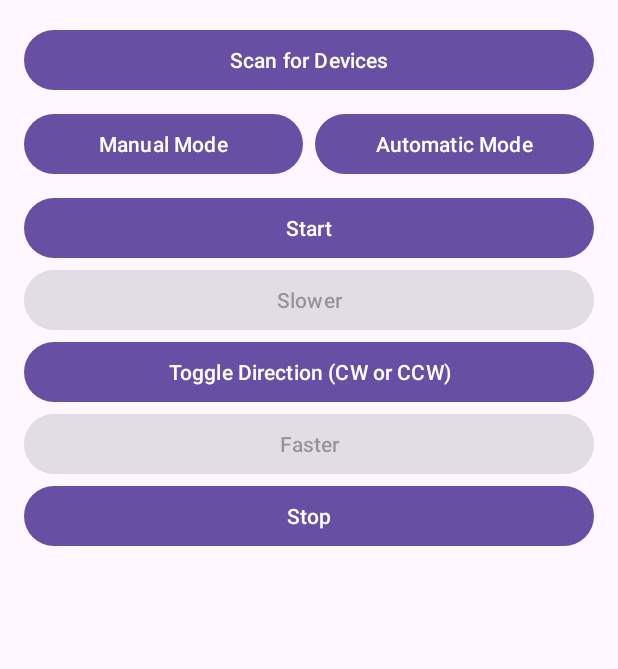
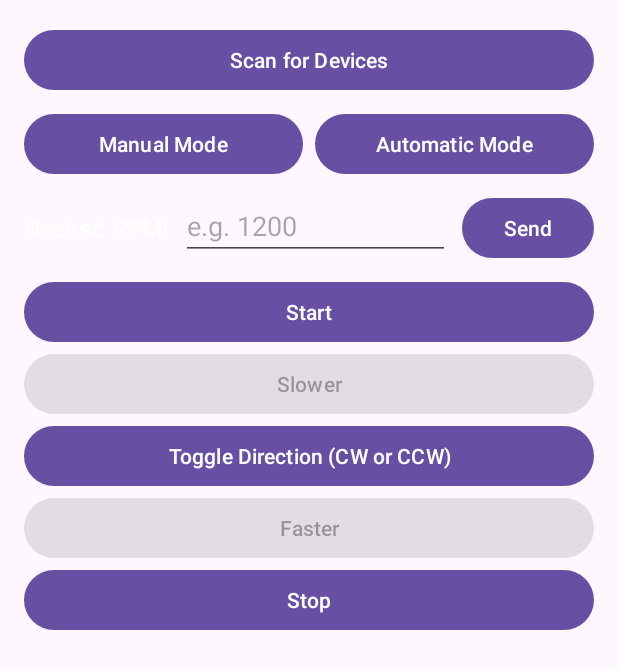
Before and after one commit to nm67037/Nevan_Aubrey_4235_AI_Project, an Android app: the screen it shows after launch (MainActivity), after a tap on "Automatic Mode", on a phone screen of 412 x 824 dp. Shown: the top 669 px of the screen. Run offline under Robolectric (Android 15) with nearby library versions, the phone set to English and light mode, and no system bars.

Commit message:
input desired rpm should work on app now based on emulator - nevan

```diff
--- a/bluetooth (3)/MyApplication/app/src/main/java/com/example/myapplication/MainActivity.kt
+++ b/bluetooth (3)/MyApplication/app/src/main/java/com/example/myapplication/MainActivity.kt
@@ -16,8 +16,11 @@ import android.os.Bundle
 import android.os.Handler
 import android.os.Looper
 import android.os.Message
+import android.view.View // ⭐️ ADDED IMPORT
 import android.widget.ArrayAdapter
 import android.widget.Button
+import android.widget.EditText // ⭐️ ADDED IMPORT
+import android.widget.LinearLayout // ⭐️ ADDED IMPORT
 import android.widget.ListView
 import android.widget.TextView
 import android.widget.Toast
@@ -34,7 +37,6 @@ import java.io.InputStreamReader
 import java.io.OutputStream
 import java.util.UUID
 
-// --- NEW ---
 // Define a message type for our Handler
 private const val MESSAGE_READ: Int = 0
 
@@ -55,15 +57,12 @@ class MainActivity : AppCompatActivity() {
     private var readDataThread: Thread? = null
     private var isClockwise = true
 
-    // --- Add a state variable to track if the motor should be running ---
+    // --- State Variables ---
     private var isMotorStopped = true // Default to "stopped"
-
-    // --- NEW: Add a state variable for mode ---
     private var isAutoMode = false // Default to Manual Mode
 
     // --- UI Elements ---
     private lateinit var rpmTextView: TextView
-    // --- NEW: Make buttons class-level variables to enable/disable them ---
     private lateinit var startButton: Button
     private lateinit var slowerButton: Button
     private lateinit var fasterButton: Button
@@ -71,6 +70,10 @@ class MainActivity : AppCompatActivity() {
     private lateinit var toggleDirectionButton: Button
     private lateinit var manualModeButton: Button
     private lateinit var autoModeButton: Button
+    // --- NEW: UI Elements for Auto Mode RPM Input ---
+    private lateinit var autoRpmLayout: LinearLayout
+    private lateinit var rpmEditText: EditText
+    private lateinit var sendRpmButton: Button
 
 
     // --- Handler for UI Updates from background thread ---
@@ -95,15 +98,17 @@ class MainActivity : AppCompatActivity() {
 
         // Get the UI elements
         val scanButton: Button = findViewById(R.id.scanButton)
-        // --- UPDATED: Assign to class-level variables ---
         startButton = findViewById(R.id.startButton)
         slowerButton = findViewById(R.id.slowerButton)
         fasterButton = findViewById(R.id.fasterButton)
         stopButton = findViewById(R.id.stopButton)
         toggleDirectionButton = findViewById(R.id.toggleDirectionButton)
-        // --- NEW: Find new mode buttons ---
         manualModeButton = findViewById(R.id.manualModeButton)
         autoModeButton = findViewById(R.id.autoModeButton)
+        // --- NEW: Find new auto mode views ---
+        autoRpmLayout = findViewById(R.id.autoRpmLayout)
+        rpmEditText = findViewById(R.id.rpmEditText)
+        sendRpmButton = findViewById(R.id.sendRpmButton)
 
         val devicesListView: ListView = findViewById(R.id.devicesListView)
         rpmTextView = findViewById(R.id.rpmTextView)
@@ -128,23 +133,37 @@ class MainActivity : AppCompatActivity() {
             startBluetoothScan()
         }
 
-        // --- NEW: Set Mode Button Click Listeners ---
+        // --- UPDATED: Mode Button Click Listeners ---
         manualModeButton.setOnClickListener {
             sendBluetoothCommand("m") // 'm' for Manual
             isAutoMode = false
-            updateManualControls(true) // Enable manual speed buttons
+            updateUIForMode(isManualMode = true)
             Toast.makeText(this, "Manual Mode Activated", LENGTH_SHORT).show()
         }
 
         autoModeButton.setOnClickListener {
             sendBluetoothCommand("a") // 'a' for Automatic
             isAutoMode = true
-            updateManualControls(false) // Disable manual speed buttons
+            updateUIForMode(isManualMode = false)
             Toast.makeText(this, "Automatic Mode Activated", LENGTH_SHORT).show()
         }
 
-        // --- UPDATED Button Click Listeners ---
+        // --- NEW: Click Listener for Send RPM Button ---
+        sendRpmButton.setOnClickListener {
+            val rpmValue = rpmEditText.text.toString()
+            if (rpmValue.isNotEmpty()) {
+                // We send the command with a prefix, e.g., "r:1200"
+                // Your C code will need to parse this
+                val command = "r:$rpmValue"
+                sendBluetoothCommand(command)
+                Toast.makeText(this, "Sent RPM: $rpmValue", LENGTH_SHORT).show()
+            } else {
+                Toast.makeText(this, "Please enter an RPM value", LENGTH_SHORT).show()
+            }
+        }
 
+
+        // --- Manual Control Button Click Listeners ---
         startButton.setOnClickListener {
             // Send a sequence: Power ON, Direction CW, Speed 30%
             sendBluetoothCommand("s") // 's' for Start Master Power
@@ -219,8 +238,8 @@ class MainActivity : AppCompatActivity() {
         val filter = IntentFilter(BluetoothDevice.ACTION_FOUND)
         registerReceiver(discoveryReceiver, filter)
 
-        // --- NEW: Set initial button state ---
-        updateManualControls(true) // Start with manual speed controls enabled
+        // --- UPDATED: Set initial button state ---
+        updateUIForMode(isManualMode = true) // Start with manual UI
     }
 
     override fun onDestroy() {
@@ -327,17 +346,19 @@ class MainActivity : AppCompatActivity() {
 
     // --- UPDATED AND NEW FUNCTIONS ---
 
-    // --- ⭐️⭐️ THIS IS THE CORRECTED FUNCTION ⭐️⭐️ ---
-    // Helper function to enable/disable manual speed controls
-    private fun updateManualControls(isEnabled: Boolean) {
-        // Only the speed buttons are affected by the mode change
-        slowerButton.isEnabled = isEnabled
-        fasterButton.isEnabled = isEnabled
-
-        // These buttons are NO LONGER disabled by this function
-        // startButton.isEnabled = isEnabled
-        // stopButton.isEnabled = isEnabled
-        // toggleDirectionButton.isEnabled = isEnabled
+    // --- This function now controls the UI for both modes ---
+    private fun updateUIForMode(isManualMode: Boolean) {
+        if (isManualMode) {
+            // Manual Mode: Enable speed buttons, HIDE auto layout
+            slowerButton.isEnabled = true
+            fasterButton.isEnabled = true
+            autoRpmLayout.visibility = View.GONE
+        } else {
+            // Auto Mode: Disable speed buttons, SHOW auto layout
+            slowerButton.isEnabled = false
+            fasterButton.isEnabled = false
+            autoRpmLayout.visibility = View.VISIBLE
+        }
     }
 
     private fun sendBluetoothCommand(command: String) {
@@ -384,7 +405,7 @@ class MainActivity : AppCompatActivity() {
                     // --- UPDATED: Set default state on connection ---
                     isMotorStopped = true
                     isAutoMode = false
-                    updateManualControls(true) // Default to manual mode
+                    updateUIForMode(isManualMode = true) // Default to manual mode
                 }
 
             } catch (e: Exception) { // Catch general Exception for reflection
--- a/bluetooth (3)/MyApplication/app/src/main/res/layout/activity_main.xml
+++ b/bluetooth (3)/MyApplication/app/src/main/res/layout/activity_main.xml
@@ -37,6 +37,38 @@
             android:layout_weight="1"
             android:text="Automatic Mode"
             android:layout_marginStart="4dp"/>
+    </LinearLayout>
+
+    <LinearLayout
+        android:id="@+id/autoRpmLayout"
+        android:layout_width="match_parent"
+        android:layout_height="wrap_content"
+        android:orientation="horizontal"
+        android:layout_marginBottom="8dp"
+        android:visibility="gone"
+        tools:visibility="visible"> <TextView
+        android:layout_width="wrap_content"
+        android:layout_height="wrap_content"
+        android:text="Desired RPM:"
+        android:textSize="16sp"
+        android:textColor="#FFFFFF"
+        android:layout_gravity="center_vertical"/>
+
+        <EditText
+            android:id="@+id/rpmEditText"
+            android:layout_width="0dp"
+            android:layout_height="wrap_content"
+            android:layout_weight="1"
+            android:inputType="number"
+            android:hint="e.g. 1200"
+            android:layout_marginStart="8dp"
+            android:layout_marginEnd="8dp"/>
+
+        <Button
+            android:id="@+id/sendRpmButton"
+            android:layout_width="wrap_content"
+            android:layout_height="wrap_content"
+            android:text="Send"/>
     </LinearLayout>
     <Button
         android:id="@+id/startButton"
```
